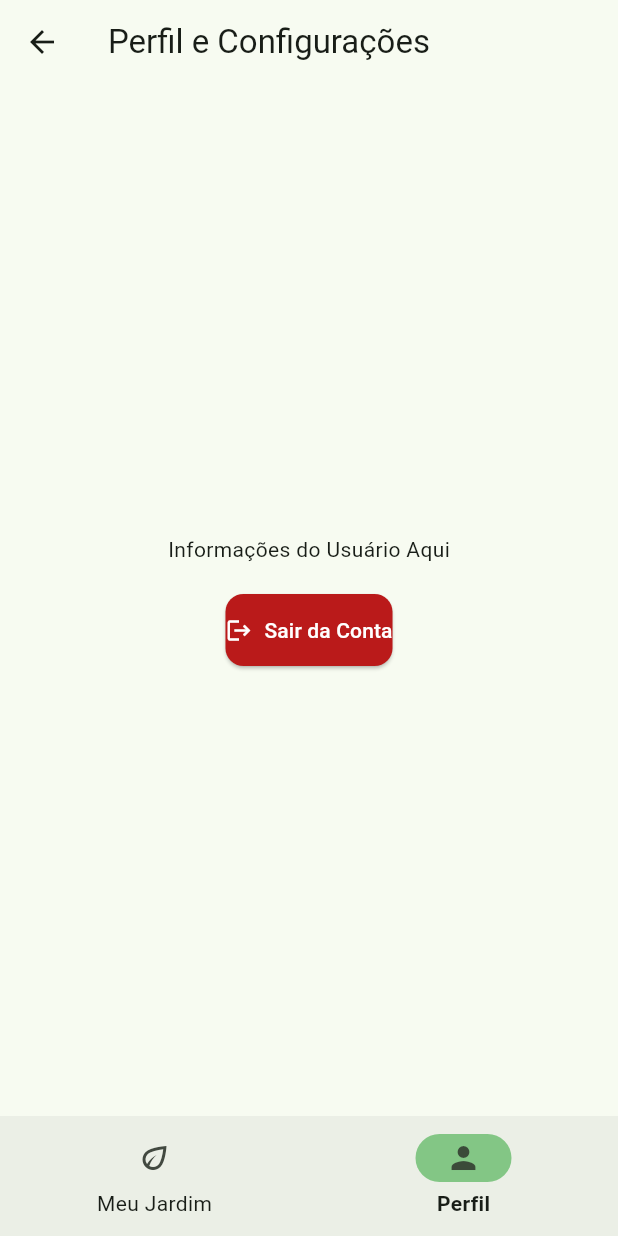
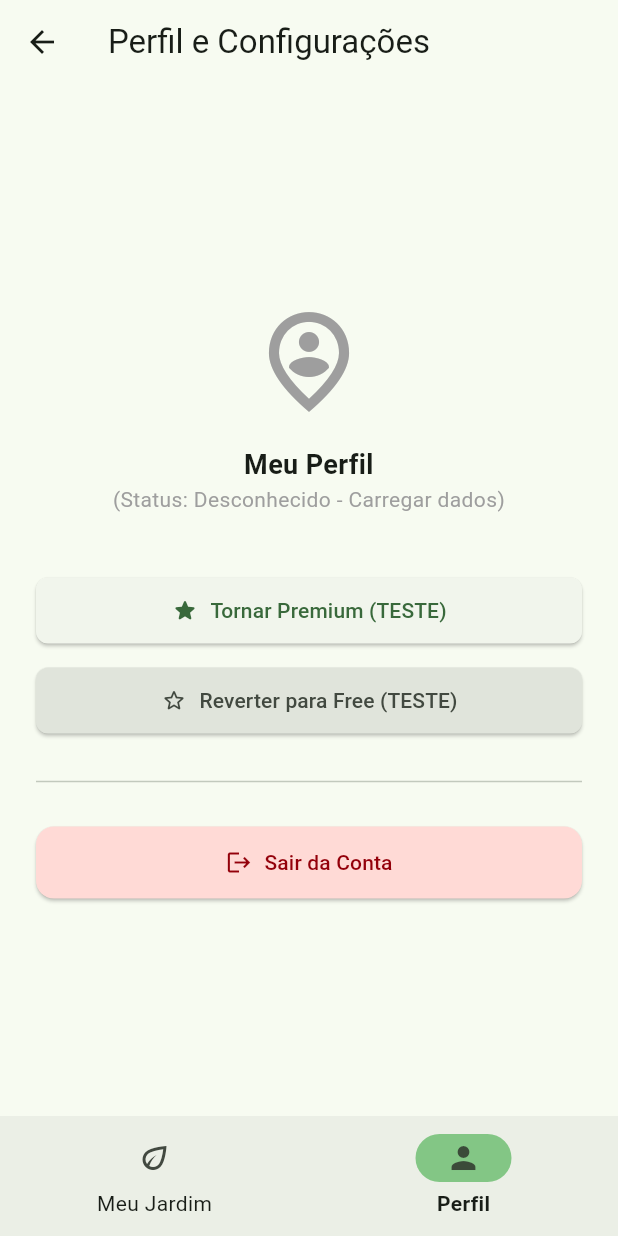
Before and after one commit to vichsort/PlantE-cubit, a Flutter app: the MainScreen screen opened by its route, swiped to page 2, on a phone screen of 412 x 824 dp. Run offline on Flutter 3.47's test engine with Material 3 defaults, Android fonts, the light colour scheme and no system bars; our stand-ins replace equatable, flutter_bloc, flutter_secure_storage, geolocator, image_picker; accounts and stored records are empty; network calls fail.

Commit message:
feat: profile screen with cubits

```diff
--- /dev/null
+++ b/lib/features/profile/cubit/profile_state.dart
@@ -0,0 +1,29 @@
+import 'package:equatable/equatable.dart';
+
+abstract class ProfileState extends Equatable {
+  const ProfileState();
+  @override
+  List<Object?> get props => [];
+}
+
+class ProfileInitial extends ProfileState {
+  // TODO: Futuramente, este estado carregará os dados do perfil
+  // final UserProfile profile;
+  // const ProfileInitial(this.profile);
+}
+
+class ProfileLoading extends ProfileState {}
+
+class ProfileUpdateSuccess extends ProfileState {
+  final String message;
+  const ProfileUpdateSuccess(this.message);
+  @override
+  List<Object?> get props => [message];
+}
+
+class ProfileUpdateFailure extends ProfileState {
+  final String message;
+  const ProfileUpdateFailure(this.message);
+  @override
+  List<Object?> get props => [message];
+}
--- a/lib/features/profile/screens/profile_screen.dart
+++ b/lib/features/profile/screens/profile_screen.dart
@@ -1,5 +1,7 @@
 import 'package:flutter/material.dart';
 import 'package:flutter_bloc/flutter_bloc.dart';
+import 'package:plante/features/profile/cubit/profile_cubit.dart';
+import 'package:plante/features/profile/cubit/profile_state.dart';
 import 'package:plante/features/auth/cubit/auth_cubit.dart';
 
 class ProfileScreen extends StatelessWidget {
@@ -7,42 +9,147 @@ class ProfileScreen extends StatelessWidget {
 
   @override
   Widget build(BuildContext context) {
+    final theme = Theme.of(context);
+    final colorScheme = theme.colorScheme;
+
     return Scaffold(
-      appBar: AppBar(
-        title: const Text('Perfil e Configurações'),
+      appBar: AppBar(title: const Text('Perfil e Configurações')),
+      body: BlocListener<ProfileCubit, ProfileState>(
+        listener: (context, state) {
+          if (state is ProfileUpdateSuccess) {
+            ScaffoldMessenger.of(context).showSnackBar(
+              SnackBar(
+                content: Text(state.message),
+                backgroundColor: colorScheme.primary,
               ),
-      body: Center(
+            );
+          } else if (state is ProfileUpdateFailure) {
+            ScaffoldMessenger.of(context).showSnackBar(
+              SnackBar(
+                content: Text(state.message),
+                backgroundColor: colorScheme.error,
+              ),
+            );
+          }
+        },
+        child: Center(
+          child: Padding(
+            padding: const EdgeInsets.all(24.0),
             child: Column(
               mainAxisAlignment: MainAxisAlignment.center,
+              crossAxisAlignment: CrossAxisAlignment.stretch,
               children: [
-             const Text('Informações do Usuário Aqui'),
-             const SizedBox(height: 20),
-             ElevatedButton.icon( // Usa ElevatedButton.icon para um visual melhor
+                const Icon(
+                  Icons.person_pin_circle_outlined,
+                  size: 80,
+                  color: Colors.grey,
+                ),
+                const SizedBox(height: 16),
+                const Text(
+                  'Meu Perfil',
+                  textAlign: TextAlign.center,
+                  style: TextStyle(fontSize: 18, fontWeight: FontWeight.bold),
+                ),
+                // TODO: Usar BlocBuilder<ProfileCubit, ProfileState> aqui
+                // para exibir 'state.profile.email' e 'state.profile.subscriptionStatus'
+                const Text(
+                  '(Status: Desconhecido - Carregar dados)',
+                  textAlign: TextAlign.center,
+                  style: TextStyle(color: Colors.grey),
+                ),
+                const SizedBox(height: 40),
+
+                // --- Botões de Teste Premium/Free ---
+                BlocBuilder<ProfileCubit, ProfileState>(
+                  builder: (context, state) {
+                    final isLoading = state is ProfileLoading;
+
+                    return Column(
+                      crossAxisAlignment: CrossAxisAlignment.stretch,
+                      children: [
+                        ElevatedButton.icon(
+                          icon: const Icon(Icons.star_rounded),
+                          label: const Text('Tornar Premium (TESTE)'),
+                          onPressed: isLoading
+                              ? null
+                              : () => context
+                                    .read<ProfileCubit>()
+                                    .upgradeToPremium(),
+                          style: ElevatedButton.styleFrom(
+                            padding: const EdgeInsets.symmetric(vertical: 12.0),
+                          ),
+                        ),
+                        const SizedBox(height: 12),
+                        ElevatedButton.icon(
+                          icon: const Icon(Icons.star_outline_rounded),
+                          label: const Text('Reverter para Free (TESTE)'),
+                          onPressed: isLoading
+                              ? null
+                              : () =>
+                                    context.read<ProfileCubit>().revertToFree(),
+                          style: ElevatedButton.styleFrom(
+                            padding: const EdgeInsets.symmetric(vertical: 12.0),
+                            backgroundColor:
+                                colorScheme.surfaceContainerHighest,
+                            foregroundColor: colorScheme.onSurfaceVariant,
+                          ),
+                        ),
+
+                        if (isLoading) // Mostra um indicador de loading
+                          const Padding(
+                            padding: EdgeInsets.only(top: 16.0),
+                            child: Center(child: CircularProgressIndicator()),
+                          ),
+                      ],
+                    );
+                  },
+                ),
+
+                const Divider(height: 60),
+
+                // --- Botão Sair ---
+                ElevatedButton.icon(
                   icon: const Icon(Icons.logout),
                   label: const Text('Sair da Conta'),
                   style: ElevatedButton.styleFrom(
-                  backgroundColor: Theme.of(context).colorScheme.error, // Cor vermelha para ação destrutiva
-                  foregroundColor: Theme.of(context).colorScheme.onError, // Texto branco
+                    backgroundColor: colorScheme.errorContainer,
+                    foregroundColor: colorScheme.onErrorContainer,
                     padding: const EdgeInsets.symmetric(vertical: 14.0),
                     shape: RoundedRectangleBorder(
                       borderRadius: BorderRadius.circular(12.0),
                     ),
                   ),
                   onPressed: () {
-                  // --- AÇÃO DE LOGOUT ---
-                  // Chama a função de logout do AuthCubit que está provido globalmente
+                    showDialog(
+                      context: context,
+                      builder: (dialogContext) => AlertDialog(
+                        title: const Text('Sair da Conta'),
+                        content: const Text('Tem certeza que deseja sair?'),
+                        actions: [
+                          TextButton(
+                            onPressed: () => Navigator.of(dialogContext).pop(),
+                            child: const Text('Cancelar'),
+                          ),
+                          TextButton(
+                            onPressed: () {
+                              Navigator.of(dialogContext).pop();
                               context.read<AuthCubit>().logout();
-                  // ---------------------
-
-                  // A lógica no main.dart (ou SplashScreen) que ouve o AuthCubit
-                  // detectará a mudança para o estado 'Unauthenticated' e
-                  // automaticamente navegará para a tela de login ('/login').
-                  // Não precisamos chamar Navigator aqui.
+                            },
+                            child: Text(
+                              'Sair',
+                              style: TextStyle(color: colorScheme.error),
+                            ),
+                          ),
+                        ],
+                      ),
+                    );
                   },
                 ),
               ],
             ),
           ),
+        ),
+      ),
     );
   }
 }
--- /dev/null
+++ b/lib/features/profile/services/profile_service.dart
@@ -0,0 +1,36 @@
+import 'package:plante/core/network/api_service.dart';
+import 'package:plante/core/error/api_exception.dart';
+
+class ProfileService {
+  final ApiService _apiService;
+
+  ProfileService(this._apiService);
+
+  /// (TESTE) Chama a API para atualizar o status do usuário para Premium.
+  Future<String> upgradeToPremium() async {
+    try {
+      print("ProfileService: Upgrading to Premium...");
+      final response = await _apiService.post('/auth/upgrade-to-premium', {});
+      // Retorna o novo status vindo da API
+      return response['subscription_status'] as String;
+    } on ApiException {
+      rethrow; // Deixa o Cubit tratar
+    } catch (e) {
+      throw Exception("Erro desconhecido ao tentar upgrade: $e");
+    }
+  }
+
+  /// (TESTE) Chama a API para reverter o status do usuário para Free.
+  Future<String> revertToFree() async {
+    try {
+      print("ProfileService: Reverting to Free...");
+      final response = await _apiService.post('/auth/revert-to-free', {});
+      // Retorna o novo status vindo da API
+      return response['subscription_status'] as String;
+    } on ApiException {
+      rethrow; // Deixa o Cubit tratar
+    } catch (e) {
+      throw Exception("Erro desconhecido ao reverter assinatura: $e");
+    }
+  }
+}
--- a/lib/main.dart
+++ b/lib/main.dart
@@ -13,12 +13,14 @@ import 'package:plante/features/auth/cubit/auth_cubit.dart';
 import 'package:plante/features/auth/services/auth_service.dart';
 import 'package:plante/features/garden/services/garden_service.dart';
 import 'package:plante/features/garden/services/identification_service.dart';
+import 'package:plante/features/profile/services/profile_service.dart';
 
 final ApiService apiService = ApiService();
 final SecureStorageService secureStorageService = SecureStorageService();
 final AuthService authService = AuthService(apiService, secureStorageService);
 final AppRouter appRouter = AppRouter();
 final GardenService gardenService = GardenService(apiService);
+final ProfileService profileService = ProfileService(apiService);
 final IdentificationService identificationService = IdentificationService(
   apiService,
   LocationService(),
@@ -34,7 +36,6 @@ class MyApp extends StatelessWidget {
 
   // o que falta fazer:
   // - implementar splash screen
-  // - implementar onboarding
   // - logoff -> desconectar e tela de login
   // - tela específica pra planta (detalhes, edição, remoção)
   // - tela do perfil
@@ -48,6 +49,7 @@ class MyApp extends StatelessWidget {
         RepositoryProvider.value(value: authService),
         RepositoryProvider.value(value: gardenService),
         RepositoryProvider.value(value: identificationService),
+        RepositoryProvider.value(value: profileService),
       ],
       child: MultiBlocProvider(
         providers: [
--- a/lib/presentation/main_screen.dart
+++ b/lib/presentation/main_screen.dart
@@ -1,16 +1,16 @@
-// lib/presentation/main_screen.dart
+import 'package:flutter/material.dart';
+import 'package:flutter_bloc/flutter_bloc.dart';
 
-import 'package:flutter/material.dart';
-import 'package:flutter_bloc/flutter_bloc.dart'; // Importe BlocProvider e context.read
+// -- Screens --
+import 'package:plante/features/garden/screens/garden_screen.dart';
+import 'package:plante/features/profile/screens/profile_screen.dart';
 
-// Importe as telas
-import '../features/garden/screens/garden_screen.dart';
-import '../features/profile/screens/profile_screen.dart';
-
-// Importe o Cubit e os Serviços necessários para criar o GardenCubit
-import '../features/garden/cubit/garden_cubit.dart';
-import '../features/garden/services/garden_service.dart';
-import '../features/garden/services/identification_service.dart';
+// -- Cubits --
+import 'package:plante/features/garden/cubit/garden_cubit.dart';
+import 'package:plante/features/garden/services/garden_service.dart';
+import 'package:plante/features/garden/services/identification_service.dart';
+import 'package:plante/features/profile/cubit/profile_cubit.dart';
+import 'package:plante/features/profile/services/profile_service.dart';
 
 class MainScreen extends StatefulWidget {
   const MainScreen({super.key});
@@ -34,23 +34,20 @@ class _MainScreenState extends State<MainScreen> {
     super.initState();
     _pageController = PageController(initialPage: _currentIndex);
 
-    // Inicializa a lista de telas aqui, usando context.read
-    // Nota: Usar context.read no initState é geralmente seguro para
-    // ler providers que já existem acima (como os RepositoryProviders no main.dart)
     _screens = [
-      // --- Envolve GardenScreen com BlocProvider ---
       BlocProvider<GardenCubit>(
         create: (context) => GardenCubit(
-          // Lê os serviços que foram providos globalmente no main.dart
           context.read<GardenService>(),
           context.read<IdentificationService>(),
         ),
-        // Não chamamos loadGarden aqui, deixamos o initState da GardenScreen
-        // ou um gatilho inicial no build da GardenScreen fazer isso.
-        child: const GardenScreen(), // O filho é a própria tela
+        child: const GardenScreen(),
       ),
-      // ------------------------------------------
-      const ProfileScreen(), // ProfileScreen (não precisa de Cubit específico aqui, por enquanto)
+      BlocProvider<ProfileCubit>(
+        // <<< Adicionar
+        create: (context) => ProfileCubit(context.read<ProfileService>()),
+        // TODO: Chamar cubit.loadProfile() aqui no futuro
+        child: const ProfileScreen(), // O filho é a própria tela
+      ),
     ];
   }
 
```
Also changed, not shown: lib/features/profile/cubit/profile_cubit.dart (added, +43 -0 lines). Lines whose indentation alone changed are shown as unchanged.
